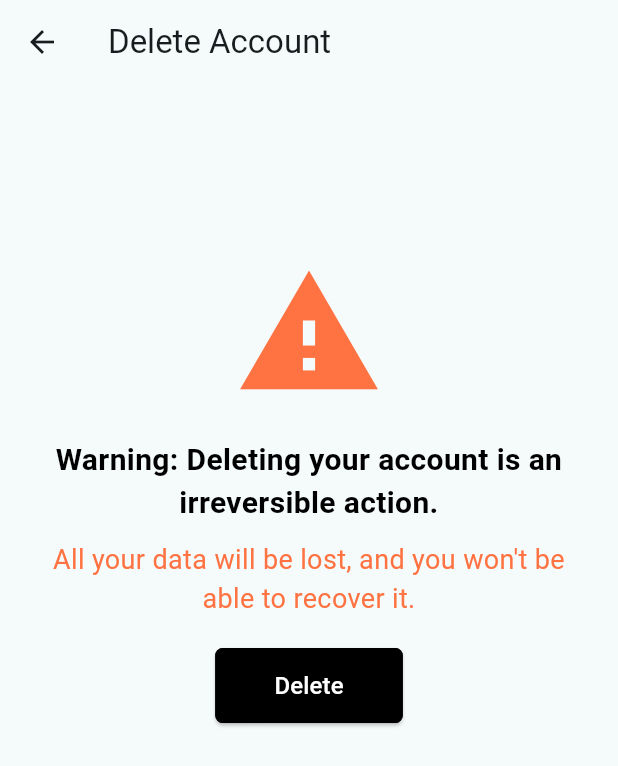
After one commit to akshay-1705/maison_mate_partner_client, a Flutter app: the DeleteAccountScreen screen opened directly, on a phone screen of 412 x 824 dp. The commit adds this screen. Shown: the top 766 px of the screen. Run offline on Flutter 3.47's test engine with Material 2 defaults, Android fonts, the phone set to English and light mode, and no system bars; our stand-ins replace file_picker, flutter_secure_storage, flutter_slidable, multi_select_flutter, webview_flutter; accounts and stored records are empty; network calls fail.

Commit message:
add delete account option

```diff
--- a/lib/main.dart
+++ b/lib/main.dart
@@ -1,6 +1,7 @@
 import 'package:flutter/material.dart';
 import 'package:maison_mate/provider/area_covered_model.dart';
 import 'package:maison_mate/provider/change_password_model.dart';
+import 'package:maison_mate/provider/delete_account_model.dart';
 import 'package:maison_mate/provider/documentation/banking_model.dart';
 import 'package:maison_mate/provider/documentation/employees_model.dart';
 import 'package:maison_mate/provider/documentation/health_and_safety_model.dart';
@@ -51,6 +52,7 @@ class MyApp extends StatelessWidget {
           ChangeNotifierProvider(create: (_) => FavouritesModel()),
           ChangeNotifierProvider(create: (_) => ChangePasswordModel()),
           ChangeNotifierProvider(create: (_) => AreaCoveredModel()),
+          ChangeNotifierProvider(create: (_) => DeleteAccountModel()),
           ChangeNotifierProvider(
               create: (_) => SelfTraderIdentificationModel()),
         ],
--- /dev/null
+++ b/lib/provider/delete_account_model.dart
@@ -0,0 +1,10 @@
+import 'package:flutter/material.dart';
+
+class DeleteAccountModel extends ChangeNotifier {
+  bool isSubmitting = false;
+
+  void setIsSubmitting(bool value) {
+    isSubmitting = value;
+    notifyListeners();
+  }
+}
--- /dev/null
+++ b/lib/screens/delete_account_screen.dart
@@ -0,0 +1,98 @@
+import 'package:flutter/material.dart';
+import 'package:maison_mate/constants.dart';
+import 'package:maison_mate/network/client/post_client.dart';
+import 'package:maison_mate/network/response/api_response.dart';
+import 'package:maison_mate/provider/delete_account_model.dart';
+import 'package:maison_mate/shared/my_form.dart';
+import 'package:provider/provider.dart';
+
+class DeleteAccountScreen extends StatefulWidget {
+  const DeleteAccountScreen({Key? key}) : super(key: key);
+
+  @override
+  State<DeleteAccountScreen> createState() => _DeleteAccountScreenState();
+}
+
+class _DeleteAccountScreenState extends State<DeleteAccountScreen> {
+  Future<ApiResponse>? futureData;
+  var snackbarShown = false;
+
+  @override
+  Widget build(BuildContext context) {
+    final model = Provider.of<DeleteAccountModel>(context);
+    return Scaffold(
+      appBar: AppBar(
+        title: const Text('Delete Account'),
+      ),
+      body: Padding(
+        padding: const EdgeInsets.all(16.0),
+        child: Column(
+          mainAxisAlignment: MainAxisAlignment.start,
+          children: <Widget>[
+            const SizedBox(height: 100),
+            const Icon(
+              Icons.warning,
+              size: 100,
+              color: Color(awesomeColor),
+            ),
+            const SizedBox(height: 20),
+            const Text(
+              'Warning: Deleting your account is an irreversible action.',
+              style: TextStyle(
+                fontSize: 20,
+                fontWeight: FontWeight.bold,
+                color: Color(themeColor),
+              ),
+              textAlign: TextAlign.center,
+            ),
+            const SizedBox(height: 10),
+            const Text(
+              'All your data will be lost, and you won\'t be able to recover it.',
+              style: TextStyle(fontSize: 18, color: Color(awesomeColor)),
+              textAlign: TextAlign.center,
+            ),
+            const SizedBox(height: 20),
+            (futureData != null)
+                ? PostClient.futureBuilder(
+                    model,
+                    futureData!,
+                    "Delete",
+                    () async {
+                      onSubmitCallback(model);
+                    },
+                    () {
+                      if (!snackbarShown) {
+                        ScaffoldMessenger.of(context)
+                            .showSnackBar(const SnackBar(
+                          content: Text(
+                              'Our team will review your request, and your account will be deleted within the next 7 days. You will receive a confirmation email once the process is complete. '),
+                          elevation: 2,
+                          duration: Duration(milliseconds: 5000),
+                          shape: RoundedRectangleBorder(
+                              borderRadius:
+                                  BorderRadius.all(Radius.circular(5))),
+                        ));
+                        snackbarShown = true;
+                      }
+                      Navigator.of(context).pop();
+                    },
+                  )
+                : MyForm.submitButton("Delete", () async {
+                    onSubmitCallback(model);
+                  }),
+            const SizedBox(height: 30),
+          ],
+        ),
+      ),
+    );
+  }
+
+  void onSubmitCallback(DeleteAccountModel model) {
+    if (!model.isSubmitting) {
+      snackbarShown = false;
+      model.setIsSubmitting(true);
+      const String apiUrl = '$baseApiUrl/partners/delete_account';
+      futureData = PostClient.request(apiUrl, {}, model, (response) async {});
+    }
+  }
+}
```
Also changed, not shown: lib/screens/account_screen.dart (+12 -0 lines).
